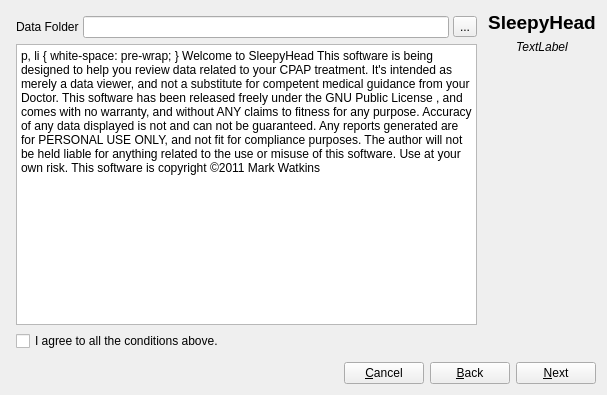
sbonaime/sleepyhead-code., file sleepyhead/newprofile.ui: the form before one commit.
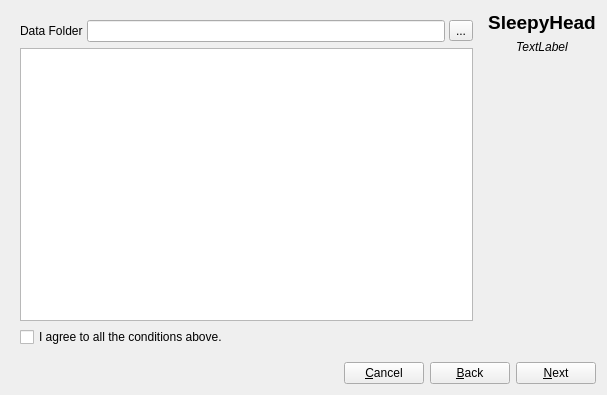
The form after the commit. Icons and pictures are not drawn.

Commit message: Updated translation templates, seperated welcome text from ui form

```diff
--- a/sleepyhead/newprofile.ui
+++ b/sleepyhead/newprofile.ui
@@ -32,18 +32,6 @@
          </property>
          <widget class="QWidget" name="welcomePage">
           <layout class="QVBoxLayout" name="verticalLayout_8">
-           <property name="leftMargin">
-            <number>5</number>
-           </property>
-           <property name="topMargin">
-            <number>5</number>
-           </property>
-           <property name="rightMargin">
-            <number>5</number>
-           </property>
-           <property name="bottomMargin">
-            <number>5</number>
-           </property>
            <item>
             <layout class="QGridLayout" name="gridLayout_3">
              <property name="spacing">
@@ -77,28 +65,13 @@
            </item>
            <item>
             <widget class="QTextBrowser" name="textBrowser">
-             <property name="html">
-              <string>&lt;!DOCTYPE HTML PUBLIC &quot;-//W3C//DTD HTML 4.0//EN&quot; &quot;http://www.w3.org/TR/REC-html40/strict.dtd&quot;&gt;
-&lt;html&gt;&lt;head&gt;&lt;meta name=&quot;qrichtext&quot; content=&quot;1&quot; /&gt;&lt;style type=&quot;text/css&quot;&gt;
-p, li { white-space: pre-wrap; }
-&lt;/style&gt;&lt;/head&gt;&lt;body style=&quot; font-family:'MS Shell Dlg 2'; font-size:8.25pt; font-weight:400; font-style:normal;&quot;&gt;
-&lt;p style=&quot; margin-top:0px; margin-bottom:0px; margin-left:0px; margin-right:0px; -qt-block-indent:0; text-indent:0px;&quot;&gt;&lt;span style=&quot; font-family:'Sans'; font-size:10pt; font-weight:600; font-style:italic;&quot;&gt;Welcome to SleepyHead&lt;/span&gt;&lt;/p&gt;
-&lt;p style=&quot;-qt-paragraph-type:empty; margin-top:0px; margin-bottom:0px; margin-left:0px; margin-right:0px; -qt-block-indent:0; text-indent:0px; font-family:'Sans'; font-size:10pt;&quot;&gt;&lt;br /&gt;&lt;/p&gt;
-&lt;p style=&quot; margin-top:0px; margin-bottom:0px; margin-left:0px; margin-right:0px; -qt-block-indent:0; text-indent:0px;&quot;&gt;&lt;span style=&quot; font-family:'Sans'; font-size:10pt;&quot;&gt;This software is being designed to help you review data related to your CPAP treatment.&lt;/span&gt;&lt;/p&gt;
-&lt;p style=&quot;-qt-paragraph-type:empty; margin-top:0px; margin-bottom:0px; margin-left:0px; margin-right:0px; -qt-block-indent:0; text-indent:0px; font-family:'Sans'; font-size:10pt;&quot;&gt;&lt;br /&gt;&lt;/p&gt;
-&lt;p style=&quot; margin-top:0px; margin-bottom:0px; margin-left:0px; margin-right:0px; -qt-block-indent:0; text-indent:0px;&quot;&gt;&lt;span style=&quot; font-family:'Sans'; font-size:10pt;&quot;&gt;It's intended as merely a data viewer, and not a substitute for competent medical guidance from your Doctor.  &lt;/span&gt;&lt;/p&gt;
-&lt;p style=&quot;-qt-paragraph-type:empty; margin-top:0px; margin-bottom:0px; margin-left:0px; margin-right:0px; -qt-block-indent:0; text-indent:0px; font-family:'Sans'; font-size:10pt;&quot;&gt;&lt;br /&gt;&lt;/p&gt;
-&lt;p style=&quot; margin-top:0px; margin-bottom:0px; margin-left:0px; margin-right:0px; -qt-block-indent:0; text-indent:0px;&quot;&gt;&lt;span style=&quot; font-family:'Sans'; font-size:10pt;&quot;&gt;This software has been released freely under the &lt;/span&gt;&lt;a href=&quot;qrc:/LICENSE.txt&quot;&gt;&lt;span style=&quot; font-family:'Sans'; font-size:10pt; text-decoration: underline; color:#0000ff;&quot;&gt;GNU Public License&lt;/span&gt;&lt;/a&gt;&lt;span style=&quot; font-family:'Sans'; font-size:10pt;&quot;&gt;, and comes with no warranty, and without ANY claims to fitness for any purpose.&lt;/span&gt;&lt;/p&gt;
-&lt;p style=&quot;-qt-paragraph-type:empty; margin-top:0px; margin-bottom:0px; margin-left:0px; margin-right:0px; -qt-block-indent:0; text-indent:0px; font-family:'Sans'; font-size:10pt;&quot;&gt;&lt;br /&gt;&lt;/p&gt;
-&lt;p style=&quot; margin-top:0px; margin-bottom:0px; margin-left:0px; margin-right:0px; -qt-block-indent:0; text-indent:0px;&quot;&gt;&lt;span style=&quot; font-family:'Sans'; font-size:10pt;&quot;&gt;Accuracy of any data displayed is not and can not be guaranteed. &lt;/span&gt;&lt;/p&gt;
-&lt;p style=&quot; margin-top:0px; margin-bottom:0px; margin-left:0px; margin-right:0px; -qt-block-indent:0; text-indent:0px;&quot;&gt;&lt;span style=&quot; font-family:'Sans'; font-size:10pt;&quot;&gt;&lt;br /&gt;Any reports generated are for PERSONAL USE ONLY, and not fit for compliance purposes.&lt;/span&gt;&lt;/p&gt;
-&lt;p style=&quot;-qt-paragraph-type:empty; margin-top:0px; margin-bottom:0px; margin-left:0px; margin-right:0px; -qt-block-indent:0; text-indent:0px; font-family:'Sans'; font-size:10pt;&quot;&gt;&lt;br /&gt;&lt;/p&gt;
-&lt;p style=&quot; margin-top:0px; margin-bottom:0px; margin-left:0px; margin-right:0px; -qt-block-indent:0; text-indent:0px;&quot;&gt;&lt;span style=&quot; font-family:'Sans'; font-size:10pt;&quot;&gt;The author will not be held liable for &lt;/span&gt;&lt;span style=&quot; font-family:'Sans'; font-size:10pt; text-decoration: underline;&quot;&gt;anything&lt;/span&gt;&lt;span style=&quot; font-family:'Sans'; font-size:10pt;&quot;&gt; related to the use or misuse of this software. &lt;/span&gt;&lt;/p&gt;
-&lt;p style=&quot;-qt-paragraph-type:empty; margin-top:0px; margin-bottom:0px; margin-left:0px; margin-right:0px; -qt-block-indent:0; text-indent:0px; font-family:'Sans'; font-size:10pt;&quot;&gt;&lt;br /&gt;&lt;/p&gt;
-&lt;p style=&quot; margin-top:0px; margin-bottom:0px; margin-left:0px; margin-right:0px; -qt-block-indent:0; text-indent:0px;&quot;&gt;&lt;span style=&quot; font-family:'Sans'; font-size:10pt;&quot;&gt;Use at your own risk. &lt;/span&gt;&lt;/p&gt;
-&lt;p style=&quot;-qt-paragraph-type:empty; margin-top:0px; margin-bottom:0px; margin-left:0px; margin-right:0px; -qt-block-indent:0; text-indent:0px; font-family:'Sans'; font-size:10pt;&quot;&gt;&lt;br /&gt;&lt;/p&gt;
-&lt;p style=&quot; margin-top:0px; margin-bottom:0px; margin-left:0px; margin-right:0px; -qt-block-indent:0; text-indent:0px;&quot;&gt;&lt;span style=&quot; font-family:'Sans'; font-size:10pt;&quot;&gt;This software is copyright ©2011 Mark Watkins &lt;/span&gt;&lt;/p&gt;
-&lt;p style=&quot;-qt-paragraph-type:empty; margin-top:0px; margin-bottom:0px; margin-left:0px; margin-right:0px; -qt-block-indent:0; text-indent:0px; font-family:'Sans'; font-size:10pt;&quot;&gt;&lt;br /&gt;&lt;/p&gt;&lt;/body&gt;&lt;/html&gt;</string>
+             <property name="autoFormatting">
+              <set>QTextEdit::AutoNone</set>
+             </property>
+             <property name="source">
+              <url>
+               <string>qrc:/docs/intro.html</string>
+              </url>
              </property>
              <property name="openExternalLinks">
               <bool>true</bool>
@@ -106,11 +79,28 @@
             </widget>
            </item>
            <item>
-            <widget class="QCheckBox" name="agreeCheckbox">
-             <property name="text">
-              <string>I agree to all the conditions above.</string>
-             </property>
-            </widget>
+            <layout class="QHBoxLayout" name="horizontalLayout_5">
+             <item>
+              <widget class="QCheckBox" name="agreeCheckbox">
+               <property name="text">
+                <string>I agree to all the conditions above.</string>
+               </property>
+              </widget>
+             </item>
+             <item>
+              <spacer name="horizontalSpacer_2">
+               <property name="orientation">
+                <enum>Qt::Horizontal</enum>
+               </property>
+               <property name="sizeHint" stdset="0">
+                <size>
+                 <width>40</width>
+                 <height>20</height>
+                </size>
+               </property>
+              </spacer>
+             </item>
+            </layout>
            </item>
           </layout>
          </widget>
```
The commit also changes 10 other files.
